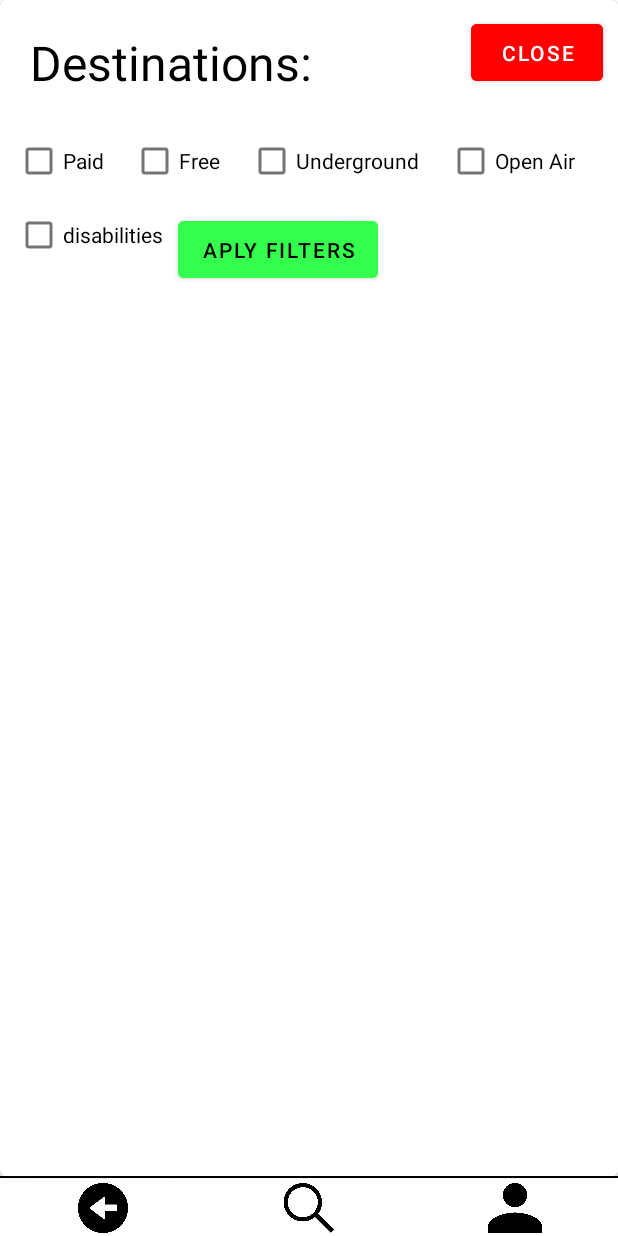
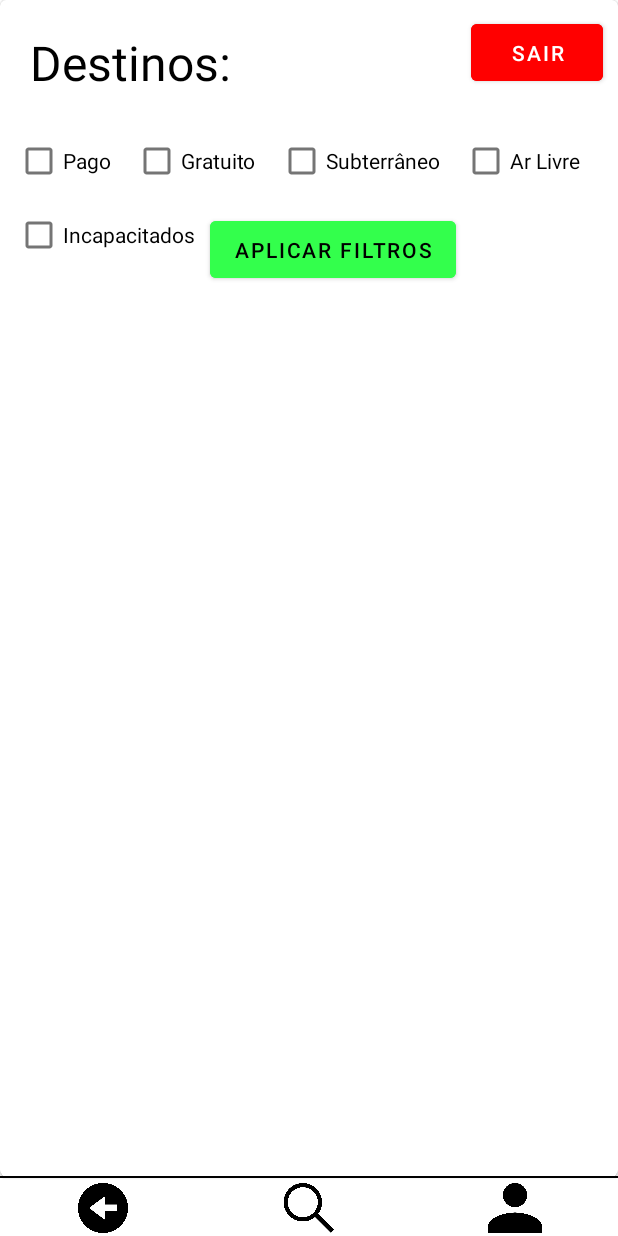
Before and after one commit to MCruzeiro/EasyParking_CM, an Android app: the MapsActivity screen opened directly, with no data from a screen before it, after a tap on an icon or button, on a phone screen of 412 x 824 dp. Run offline under Robolectric (Android 15) with nearby library versions, the light colour scheme and no system bars; libraries missing offline, so code that uses them is left out: com.directions.route.

Commit message:
Add files via upload

```diff
--- a/app/src/main/res/layout/activity_maps.xml
+++ b/app/src/main/res/layout/activity_maps.xml
@@ -52,7 +52,7 @@
             android:layout_height="wrap_content"
             android:textColor="@color/black"
             android:textSize="32dp"
-            android:text="@string/destinations"/>
+            android:text="Destinos: "/>
 
             <Button
                 android:layout_alignParentRight="true"
@@ -62,7 +62,7 @@
                 android:layout_width="wrap_content"
                 android:layout_height="50dp"
                 android:onClick="fecharClickFiltros"
-                android:text="@string/leave"/>
+                android:text="Sair"/>
 
             <LinearLayout
                 android:id="@+id/llsec1"
@@ -77,7 +77,7 @@
             android:layout_weight="1"
             android:layout_width="wrap_content"
             android:layout_height="wrap_content"
-            android:text="@string/paid"
+            android:text="Pago"
             android:onClick="cbPago"
             ></CheckBox>
 
@@ -86,7 +86,7 @@
             android:layout_weight="1"
             android:layout_width="wrap_content"
             android:layout_height="wrap_content"
-            android:text="@string/free"
+            android:text="Gratuito"
             android:onClick="cbGratuito"
             ></CheckBox>
 
@@ -95,7 +95,7 @@
             android:layout_weight="1"
             android:layout_width="wrap_content"
             android:layout_height="wrap_content"
-            android:text="@string/underground"
+            android:text="Subterrâneo"
             android:onClick="cbSub"
             ></CheckBox>
 
@@ -104,7 +104,7 @@
             android:layout_weight="1"
             android:layout_width="wrap_content"
             android:layout_height="wrap_content"
-            android:text="@string/open_air"
+            android:text="Ar Livre"
             android:onClick="cbArLivre"
             ></CheckBox>
 
@@ -123,7 +123,7 @@
             android:layout_weight="1"
             android:layout_width="wrap_content"
             android:layout_height="wrap_content"
-            android:text="@string/disable"
+            android:text="Incapacitados"
             ></CheckBox>
 
                 <Button
@@ -134,7 +134,7 @@
                     android:layout_width="wrap_content"
                     android:layout_height="50dp"
                     android:onClick="aplicaFiltrosClick"
-                    android:text="@string/aply_filters"/>
+                    android:text="Aplicar Filtros"/>
 
             </LinearLayout>
 
@@ -234,7 +234,7 @@
                         android:textStyle="bold"
                         android:layout_width="wrap_content"
                         android:layout_height="wrap_content"
-                        android:text="@string/details" />
+                        android:text="Detalhes" />
                     <TextView
                         android:id="@+id/caracteristicasOnMap"
                         android:layout_centerHorizontal="true"
@@ -285,7 +285,8 @@
                 android:layout_width="wrap_content"
                 android:layout_height="50dp"
                 android:onClick="direcoesClick"
-                android:text="@string/directions"/>
+                android:backgroundTint="@color/purple_500"
+                android:text="Direções"/>
 
             <Button
                 android:layout_margin="3dp"
@@ -294,7 +295,7 @@
                 android:layout_width="wrap_content"
                 android:layout_height="50dp"
                 android:onClick="fecharClick"
-                android:text="@string/leave"/>
+                android:text="Sair"/>
             </LinearLayout>
 
         </RelativeLayout>
```
